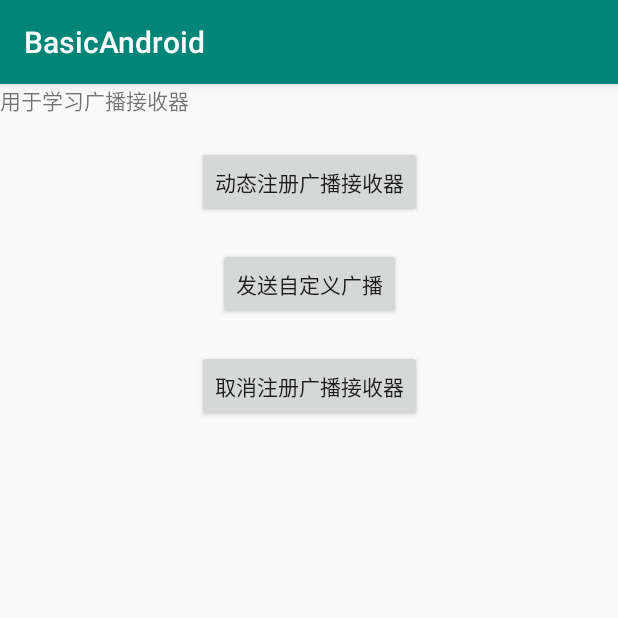
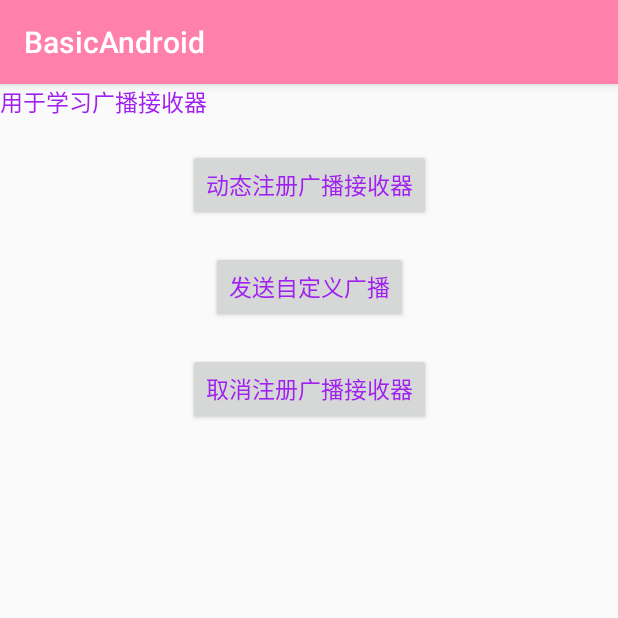
Before and after one commit to Haoqiang-chen/BasicAndroid, an Android app: the BroadcastActivity screen opened directly, with no data from a screen before it, on a phone screen of 412 x 824 dp, the top half of it. Run offline under Robolectric (Android 15) with nearby library versions, the phone set to English and light mode, and no system bars.

Commit message:
添加使用样式和主题的示例

```diff
--- a/app/src/main/res/layout/activity_broadcast.xml
+++ b/app/src/main/res/layout/activity_broadcast.xml
@@ -4,8 +4,10 @@
     xmlns:tools="http://schemas.android.com/tools"
     android:layout_width="match_parent"
     android:layout_height="match_parent"
+    android:theme="@style/RetrofitStyle.BroadCast"
     tools:context=".androidbroadcast.BroadcastActivity">
 
+    <!--使用TextAppearance设置Text的样式，但是方法级别最低-->
     <TextView
         android:id="@+id/boradcastActivityDes"
         android:layout_width="match_parent"
@@ -13,6 +15,7 @@
         app:layout_constraintStart_toStartOf="parent"
         app:layout_constraintEnd_toEndOf="parent"
         app:layout_constraintTop_toTopOf="parent"
+        android:textAppearance="@android:style/TextAppearance.Material.Headline"
         android:text="用于学习广播接收器" />
 
     <Button
--- a/app/src/main/res/layout/activity_retrofit.xml
+++ b/app/src/main/res/layout/activity_retrofit.xml
@@ -4,6 +4,7 @@
     xmlns:tools="http://schemas.android.com/tools"
     android:layout_width="match_parent"
     android:layout_height="match_parent"
+    android:theme="@style/RetrofitStyle"
     tools:context=".androidretrofit.RetrofitActivity">
 
     <TextView
@@ -14,6 +15,7 @@
         app:layout_constraintStart_toStartOf="parent"
         app:layout_constraintEnd_toEndOf="parent"
         android:text="学习如何使用Retrofit"
+        android:textColor="#000000"
         android:textSize="20sp"/>
 
     <EditText
--- a/app/src/main/res/values/colors.xml
+++ b/app/src/main/res/values/colors.xml
@@ -1,6 +1,7 @@
 <?xml version="1.0" encoding="utf-8"?>
 <resources>
-    <color name="colorPrimary">#008577</color>
+    <color name="colorPrimary">#ff80ab</color>
     <color name="colorPrimaryDark">#00574B</color>
     <color name="colorAccent">#D81B60</color>
+    <color name="retrofitTextColor">#A020F0</color>
 </resources>
--- a/app/src/main/res/values/styles.xml
+++ b/app/src/main/res/values/styles.xml
@@ -8,4 +8,12 @@
         <item name="colorAccent">@color/colorAccent</item>
     </style>
 
+    <style name="RetrofitStyle">
+        <item name="android:textColor">@color/retrofitTextColor</item>
+    </style>
+
+    <style name="RetrofitStyle.BroadCast">
+        <item name="android:textSize">15sp</item>
+    </style>
+
 </resources>
```
